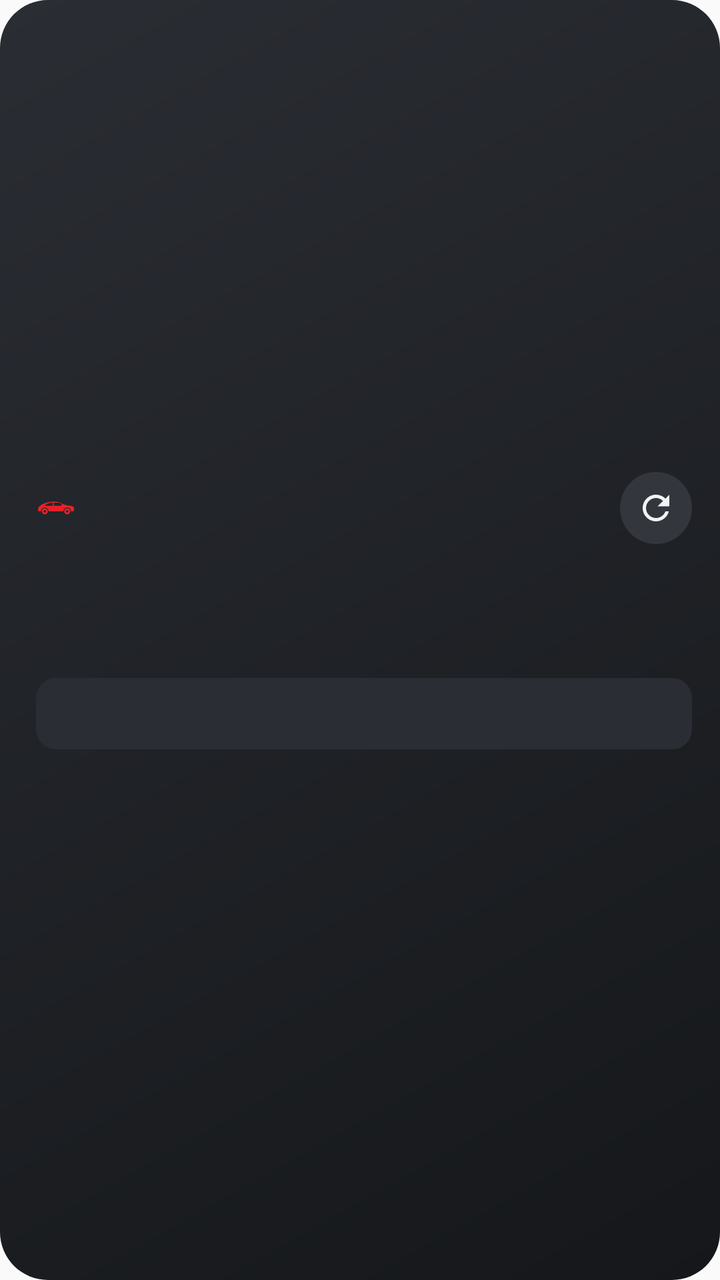
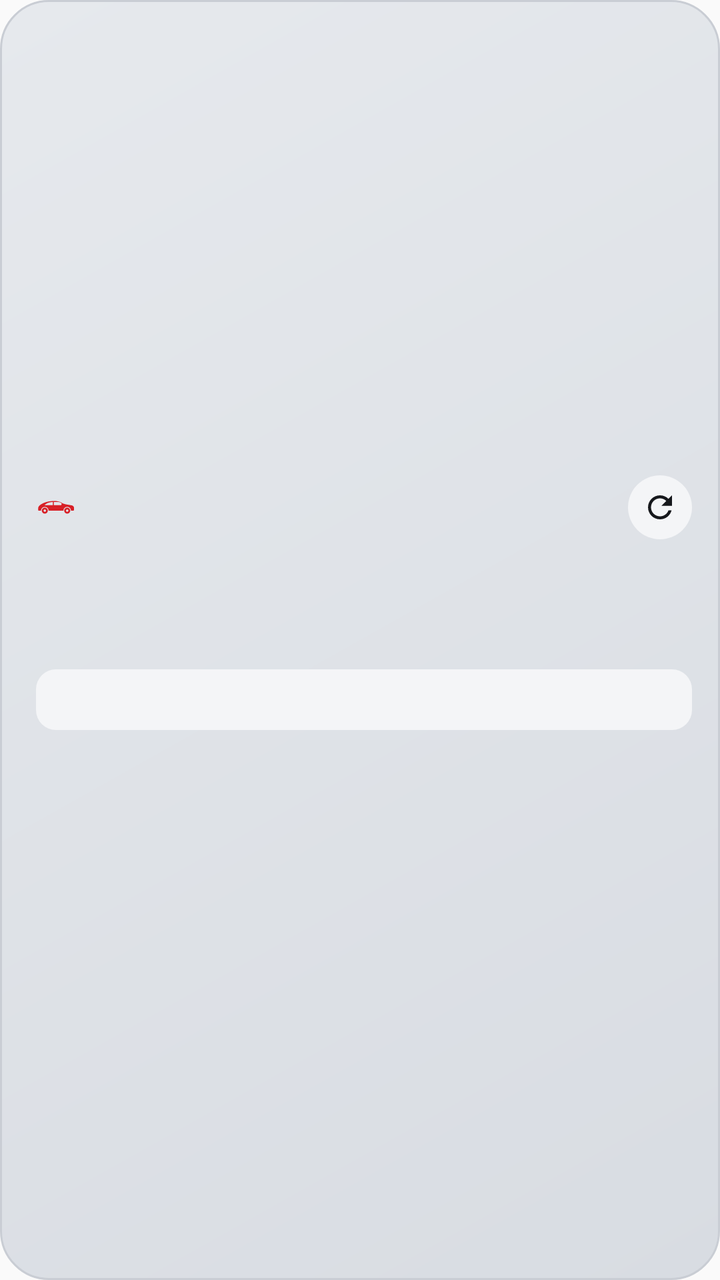

An Android layout rendered at two revisions. The XML below is the earlier revision; the diff shows what the commit changed to produce the second picture.
<!-- AndroidManifest.xml: application theme android:Theme.Material.Light.NoActionBar -->
<!-- res/layout/widget_order.xml -->
<?xml version="1.0" encoding="utf-8"?>
<LinearLayout xmlns:android="http://schemas.android.com/apk/res/android"
    android:id="@+id/widget_root"
    android:layout_width="match_parent" android:layout_height="match_parent"
    android:orientation="vertical" android:gravity="center_vertical"
    android:paddingStart="18dp" android:paddingEnd="14dp" android:paddingTop="12dp" android:paddingBottom="14dp"
    android:background="@drawable/widget_bg">

    <LinearLayout android:layout_width="match_parent" android:layout_height="wrap_content"
        android:orientation="horizontal" android:gravity="center_vertical">
        <ImageView android:layout_width="20dp" android:layout_height="20dp"
            android:src="@drawable/ic_car" android:tint="@color/tesla_red" android:contentDescription="@null" />
        <TextView android:id="@+id/w_model" android:layout_width="0dp" android:layout_weight="1"
            android:layout_height="wrap_content" android:layout_marginStart="8dp"
            android:textColor="@color/muted" android:textSize="14sp" android:maxLines="1" android:ellipsize="end" />
        <TextView android:id="@+id/w_updated" android:layout_width="wrap_content" android:layout_height="wrap_content"
            android:layout_marginEnd="8dp"
            android:textColor="@color/muted" android:textSize="12sp" android:alpha="0.7" android:maxLines="1" />
        <ImageView android:id="@+id/w_refresh" android:layout_width="36dp" android:layout_height="36dp"
            android:padding="8dp" android:background="@drawable/widget_refresh_bg"
            android:src="@drawable/ic_refresh" android:tint="@color/text"
            android:contentDescription="@string/action_refresh" />
    </LinearLayout>

    <TextView android:id="@+id/w_window" android:layout_width="match_parent" android:layout_height="wrap_content"
        android:layout_marginTop="2dp"
        android:textColor="@color/text" android:textSize="24sp" android:textStyle="bold" android:maxLines="2" />

    <TextView android:id="@+id/w_countdown" android:layout_width="wrap_content" android:layout_height="wrap_content"
        android:textColor="@color/amber" android:textSize="17sp" android:maxLines="1" />

    <TextView android:id="@+id/w_news" android:layout_width="match_parent" android:layout_height="wrap_content"
        android:layout_marginTop="10dp" android:paddingStart="12dp" android:paddingEnd="12dp"
        android:paddingTop="7dp" android:paddingBottom="7dp"
        android:background="@drawable/widget_news_quiet"
        android:textColor="@color/muted" android:textSize="16sp" android:maxLines="2" android:ellipsize="end" />

    <LinearLayout android:layout_width="match_parent" android:layout_height="wrap_content"
        android:layout_marginTop="8dp" android:orientation="horizontal" android:gravity="center_vertical">
        <TextView android:id="@+id/w_steps" android:layout_width="0dp" android:layout_weight="1"
            android:layout_height="wrap_content"
            android:textColor="@color/muted" android:textSize="14sp" android:maxLines="1" android:ellipsize="end" />
    </LinearLayout>
</LinearLayout>
<!-- resources referenced by this layout -->
<resources>
  <color name="amber">#FFFFB547</color>
  <color name="muted">#FF9AA0A8</color>
  <color name="tesla_red">#FFE82127</color>
  <color name="text">#FFF2F3F5</color>
  <!-- drawable ic_car (drawable) -->
  <?xml version="1.0" encoding="utf-8"?>
  <vector xmlns:android="http://schemas.android.com/apk/res/android"
      android:width="24dp" android:height="24dp" android:viewportWidth="100" android:viewportHeight="100">
      <group android:translateY="28.25">
          <path android:fillColor="#FFFFFFFF" android:fillType="evenOdd" android:pathData="M6,30C5.2,28 5,26 5.5,23C6,21 6.8,19.3 8,18C14,12 26,7 40,6C52,5.2 60,7 67,12C74,15 84,15.5 90,17C93,18 95,20 95,23L95,28C95,29.5 94,30 93,30L87.5,30A9.5,9.5 0,0 0,68.5 30L31.5,30A9.5,9.5 0,0 0,12.5 30ZM21,16.5C26,11.5 32,9 40,8.6L42,8.6L42,16.5ZM44.5,8.6L57,8.6C60,8.8 62.5,10.2 64.5,12.6L62.8,16.5L44.5,16.5Z" />
          <path android:fillColor="#FFFFFFFF" android:fillType="evenOdd" android:pathData="M22,22.5a7.5,7.5 0,1 0,0.01 0ZM22,27a3,3 0,1 1,-0.01 0ZM78,22.5a7.5,7.5 0,1 0,0.01 0ZM78,27a3,3 0,1 1,-0.01 0Z" />
      </group>
  </vector>
  <!-- drawable ic_refresh (drawable) -->
  <?xml version="1.0" encoding="utf-8"?>
  <vector xmlns:android="http://schemas.android.com/apk/res/android"
      android:width="24dp" android:height="24dp" android:viewportWidth="24" android:viewportHeight="24">
      <path android:fillColor="#FFFFFFFF"
          android:pathData="M17.65,6.35C16.2,4.9 14.21,4 12,4c-4.42,0 -7.99,3.58 -7.99,8s3.57,8 7.99,8c3.73,0 6.84,-2.55 7.73,-6h-2.08c-0.82,2.33 -3.04,4 -5.65,4 -3.31,0 -6,-2.69 -6,-6s2.69,-6 6,-6c1.66,0 3.14,0.69 4.22,1.78L13,11h7V4l-2.35,2.35z" />
  </vector>
  <!-- drawable widget_bg (drawable) -->
  <?xml version="1.0" encoding="utf-8"?>
  <shape xmlns:android="http://schemas.android.com/apk/res/android" android:shape="rectangle">
      <gradient android:angle="315" android:startColor="#FF2A2D33" android:endColor="#FF15171A" />
      <corners android:radius="24dp" />
  </shape>
  <!-- drawable widget_news_quiet (drawable) -->
  <?xml version="1.0" encoding="utf-8"?>
  <shape xmlns:android="http://schemas.android.com/apk/res/android" android:shape="rectangle">
      <solid android:color="#FF2A2D33" />
      <corners android:radius="10dp" />
  </shape>
  <!-- drawable widget_refresh_bg (drawable) -->
  <?xml version="1.0" encoding="utf-8"?>
  <shape xmlns:android="http://schemas.android.com/apk/res/android" android:shape="oval">
      <solid android:color="#FF33373D" />
  </shape>
  <string name="action_refresh">Refresh</string>
</resources>

<!-- the commit's change to res/layout/widget_order.xml (unified diff, before → after) -->
@@ -3,7 +3,7 @@
     android:id="@+id/widget_root"
     android:layout_width="match_parent" android:layout_height="match_parent"
     android:orientation="vertical" android:gravity="center_vertical"
-    android:paddingStart="18dp" android:paddingEnd="14dp" android:paddingTop="12dp" android:paddingBottom="14dp"
+    android:paddingStart="18dp" android:paddingEnd="14dp" android:paddingTop="10dp" android:paddingBottom="10dp"
     android:background="@drawable/widget_bg">
 
     <LinearLayout android:layout_width="match_parent" android:layout_height="wrap_content"
@@ -16,8 +16,8 @@
         <TextView android:id="@+id/w_updated" android:layout_width="wrap_content" android:layout_height="wrap_content"
             android:layout_marginEnd="8dp"
             android:textColor="@color/muted" android:textSize="12sp" android:alpha="0.7" android:maxLines="1" />
-        <ImageView android:id="@+id/w_refresh" android:layout_width="36dp" android:layout_height="36dp"
-            android:padding="8dp" android:background="@drawable/widget_refresh_bg"
+        <ImageView android:id="@+id/w_refresh" android:layout_width="32dp" android:layout_height="32dp"
+            android:padding="7dp" android:background="@drawable/widget_refresh_bg"
             android:src="@drawable/ic_refresh" android:tint="@color/text"
             android:contentDescription="@string/action_refresh" />
     </LinearLayout>
@@ -30,15 +30,24 @@
         android:textColor="@color/amber" android:textSize="17sp" android:maxLines="1" />
 
     <TextView android:id="@+id/w_news" android:layout_width="match_parent" android:layout_height="wrap_content"
-        android:layout_marginTop="10dp" android:paddingStart="12dp" android:paddingEnd="12dp"
-        android:paddingTop="7dp" android:paddingBottom="7dp"
+        android:layout_marginTop="8dp" android:paddingStart="12dp" android:paddingEnd="12dp"
+        android:paddingTop="5dp" android:paddingBottom="5dp"
         android:background="@drawable/widget_news_quiet"
-        android:textColor="@color/muted" android:textSize="16sp" android:maxLines="2" android:ellipsize="end" />
+        android:textColor="@color/muted" android:textSize="15sp" android:maxLines="2" android:ellipsize="end" />
 
-    <LinearLayout android:layout_width="match_parent" android:layout_height="wrap_content"
-        android:layout_marginTop="8dp" android:orientation="horizontal" android:gravity="center_vertical">
-        <TextView android:id="@+id/w_steps" android:layout_width="0dp" android:layout_weight="1"
-            android:layout_height="wrap_content"
-            android:textColor="@color/muted" android:textSize="14sp" android:maxLines="1" android:ellipsize="end" />
+    
+    <LinearLayout android:layout_width="match_parent" android:layout_height="6dp"
+        android:layout_marginTop="8dp" android:orientation="horizontal">
+        <FrameLayout android:id="@+id/w_seg1" android:layout_width="0dp" android:layout_weight="1" android:layout_height="match_parent" />
+        <FrameLayout android:id="@+id/w_seg2" android:layout_width="0dp" android:layout_weight="1" android:layout_height="match_parent"
+            android:layout_marginStart="4dp" />
+        <FrameLayout android:id="@+id/w_seg3" android:layout_width="0dp" android:layout_weight="1" android:layout_height="match_parent"
+            android:layout_marginStart="4dp" />
+        <FrameLayout android:id="@+id/w_seg4" android:layout_width="0dp" android:layout_weight="1" android:layout_height="match_parent"
+            android:layout_marginStart="4dp" />
     </LinearLayout>
+
+    <TextView android:id="@+id/w_steps" android:layout_width="match_parent" android:layout_height="wrap_content"
+        android:layout_marginTop="4dp"
+        android:textColor="@color/text" android:textStyle="bold" android:textSize="14sp" android:maxLines="1" android:ellipsize="end" />
 </LinearLayout>
<!-- resource entries referenced after the edit -->
@@ -1,9 +1,9 @@
 <!-- resources referenced by this layout -->
 <resources>
-  <color name="amber">#FFFFB547</color>
-  <color name="muted">#FF9AA0A8</color>
-  <color name="tesla_red">#FFE82127</color>
-  <color name="text">#FFF2F3F5</color>
+  <color name="amber">#FFB86E00</color>
+  <color name="muted">#FF555B64</color>
+  <color name="tesla_red">#FFD81F26</color>
+  <color name="text">#FF16181C</color>
   <!-- drawable ic_car (drawable) -->
   <?xml version="1.0" encoding="utf-8"?>
   <vector xmlns:android="http://schemas.android.com/apk/res/android"
@@ -23,20 +23,26 @@
   <!-- drawable widget_bg (drawable) -->
   <?xml version="1.0" encoding="utf-8"?>
   <shape xmlns:android="http://schemas.android.com/apk/res/android" android:shape="rectangle">
-      <gradient android:angle="315" android:startColor="#FF2A2D33" android:endColor="#FF15171A" />
+      <gradient android:angle="315" android:startColor="@color/widget_bg_start" android:endColor="@color/widget_bg_end" />
+      <stroke android:width="1dp" android:color="@color/widget_bg_stroke" />
       <corners android:radius="24dp" />
   </shape>
   <!-- drawable widget_news_quiet (drawable) -->
   <?xml version="1.0" encoding="utf-8"?>
   <shape xmlns:android="http://schemas.android.com/apk/res/android" android:shape="rectangle">
-      <solid android:color="#FF2A2D33" />
+      <solid android:color="@color/widget_chip" />
       <corners android:radius="10dp" />
   </shape>
   <!-- drawable widget_refresh_bg (drawable) -->
   <?xml version="1.0" encoding="utf-8"?>
   <shape xmlns:android="http://schemas.android.com/apk/res/android" android:shape="oval">
-      <solid android:color="#FF33373D" />
+      <solid android:color="@color/widget_button" />
   </shape>
   <string name="action_refresh">Refresh</string>
+  <color name="widget_bg_start">#FFE6E9ED</color>
+  <color name="widget_bg_end">#FFD8DCE2</color>
+  <color name="widget_bg_stroke">#FFC9CDD4</color>
+  <color name="widget_chip">#FFF4F5F7</color>
+  <color name="widget_button">#FFF4F5F7</color>
 </resources>
 
